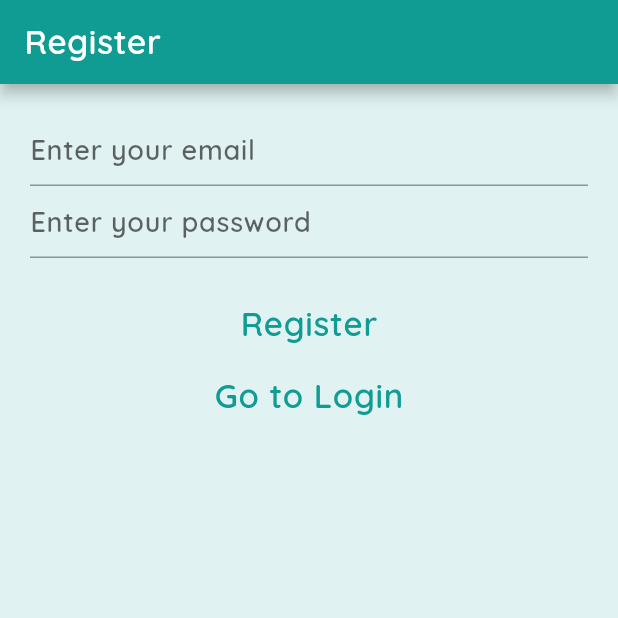
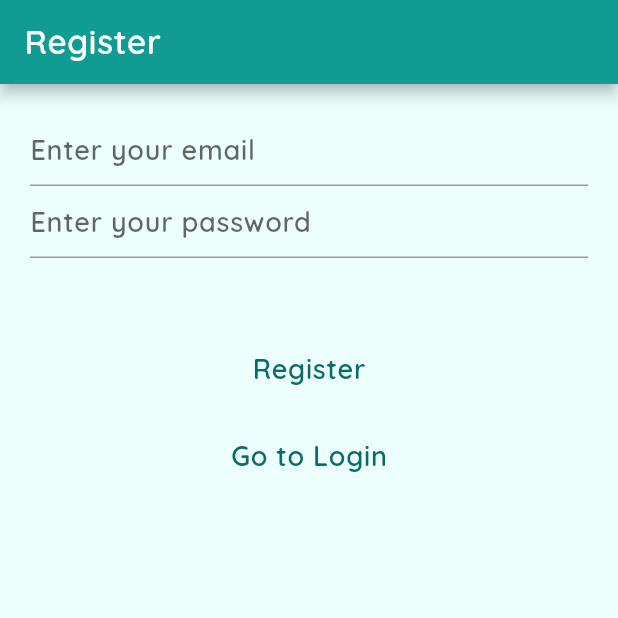
Before and after one commit to yubinkarki/quick-notes, a Flutter app: the screen it shows after launch, after a tap on "Go to Register", on a phone screen of 412 x 824 dp, the top half of it. Run offline on Flutter 3.47's test engine with Material 2 defaults, Android fonts, the phone set to English and light mode, and no system bars; our stand-ins replace firebase_auth, firebase_core, google_fonts, sqflite; accounts and stored records are empty; network calls fail.

Commit message:
Add text theme

```diff
--- a/lib/views/auth/login_view.dart
+++ b/lib/views/auth/login_view.dart
@@ -1,5 +1,6 @@
 import 'package:flutter/material.dart';
 
+import 'package:okaychata/constants/colors.dart';
 import 'package:okaychata/constants/routes.dart';
 import 'package:okaychata/services/auth/auth_exceptions.dart';
 import 'package:okaychata/services/auth/auth_service.dart' show AuthService;
@@ -34,9 +35,14 @@ class _LoginViewState extends State<LoginView> {
 
   @override
   Widget build(BuildContext context) {
+    final TextTheme textTheme = Theme.of(context).textTheme;
+
     return Scaffold(
       appBar: AppBar(
-        title: const Text("Login"),
+        title: Text(
+          "Login",
+          style: textTheme.titleLarge!.copyWith(color: CustomColors.white),
+        ),
       ),
       body: GestureDetector(
         // This is to dismiss keyboard when tapped anywhere on the screen.
@@ -49,7 +55,7 @@ class _LoginViewState extends State<LoginView> {
           }
         },
         child: Container(
-          color: Colors.teal[50],
+          color: Theme.of(context).colorScheme.background,
           child: Padding(
             padding: const EdgeInsets.only(left: 20, top: 20, right: 20, bottom: 0),
             child: Column(
@@ -73,7 +79,7 @@ class _LoginViewState extends State<LoginView> {
                   ),
                 ),
                 Container(
-                  margin: const EdgeInsets.only(top: 20),
+                  margin: const EdgeInsets.only(top: 50),
                   child: TextButton(
                     onPressed: () async {
                       FocusManager.instance.primaryFocus?.unfocus(); // Removing input focus to dismiss keyboard.
@@ -125,9 +131,13 @@ class _LoginViewState extends State<LoginView> {
                         );
                       }
                     },
-                    child: const Text("Login"),
+                    child: Text(
+                      "Login",
+                      style: textTheme.labelMedium,
+                    ),
                   ),
                 ),
+                const SizedBox(height: 10),
                 TextButton(
                   onPressed: () {
                     Navigator.of(context).pushNamedAndRemoveUntil(
@@ -135,8 +145,11 @@ class _LoginViewState extends State<LoginView> {
                       (route) => false,
                     );
                   },
-                  child: const Text("Go to Register"),
-                )
+                  child: Text(
+                    "Go to Register",
+                    style: textTheme.labelMedium,
+                  ),
+                ),
               ],
             ),
           ),
--- a/lib/views/auth/register_view.dart
+++ b/lib/views/auth/register_view.dart
@@ -34,6 +34,8 @@ class _RegisterViewState extends State<RegisterView> {
 
   @override
   Widget build(BuildContext context) {
+    final TextTheme textTheme = Theme.of(context).textTheme;
+
     return Scaffold(
       appBar: AppBar(
         title: const Text("Register"),
@@ -49,7 +51,7 @@ class _RegisterViewState extends State<RegisterView> {
           }
         },
         child: Container(
-          color: Colors.teal[50],
+          color: Theme.of(context).colorScheme.background,
           child: Padding(
             padding: const EdgeInsets.all(20),
             child: Column(
@@ -73,7 +75,7 @@ class _RegisterViewState extends State<RegisterView> {
                   ),
                 ),
                 Container(
-                  margin: const EdgeInsets.only(top: 20),
+                  margin: const EdgeInsets.only(top: 50),
                   child: TextButton(
                     onPressed: () async {
                       FocusManager.instance.primaryFocus?.unfocus(); // Removing input focus to dismiss keyboard.
@@ -122,9 +124,13 @@ class _RegisterViewState extends State<RegisterView> {
                         );
                       }
                     },
-                    child: const Text("Register"),
+                    child: Text(
+                      "Register",
+                      style: textTheme.labelMedium,
+                    ),
                   ),
                 ),
+                const SizedBox(height: 10),
                 TextButton(
                   onPressed: () {
                     Navigator.of(context).pushNamedAndRemoveUntil(
@@ -132,8 +138,11 @@ class _RegisterViewState extends State<RegisterView> {
                       (route) => false,
                     );
                   },
-                  child: const Text("Go to Login"),
-                )
+                  child: Text(
+                    "Go to Login",
+                    style: textTheme.labelMedium,
+                  ),
+                ),
               ],
             ),
           ),
```
Also changed, not shown: lib/views/note/notes_view.dart (+29 -12 lines).
